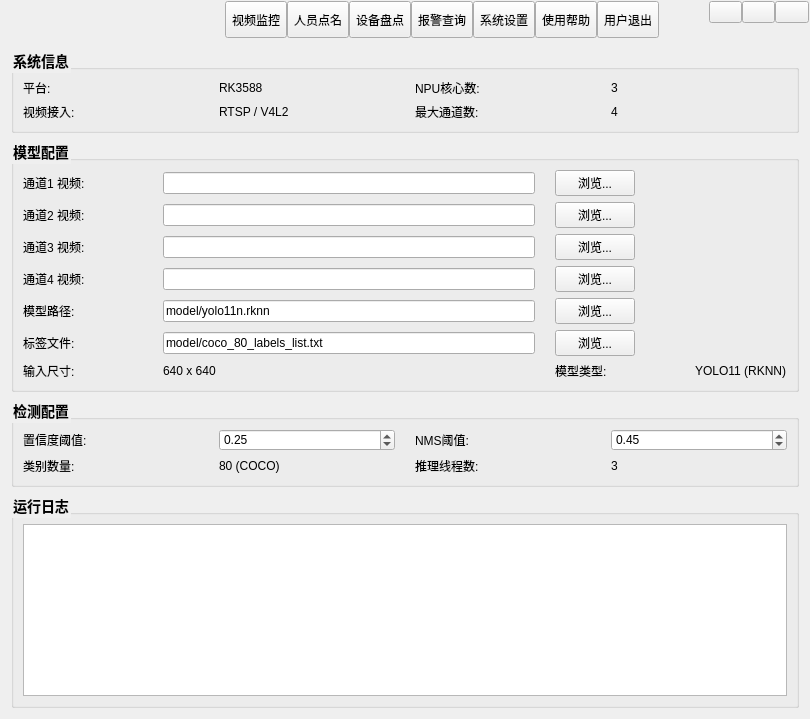
First picture: the form in src/form/frmmain.ui, repository yhbk69/idge, before the edit.
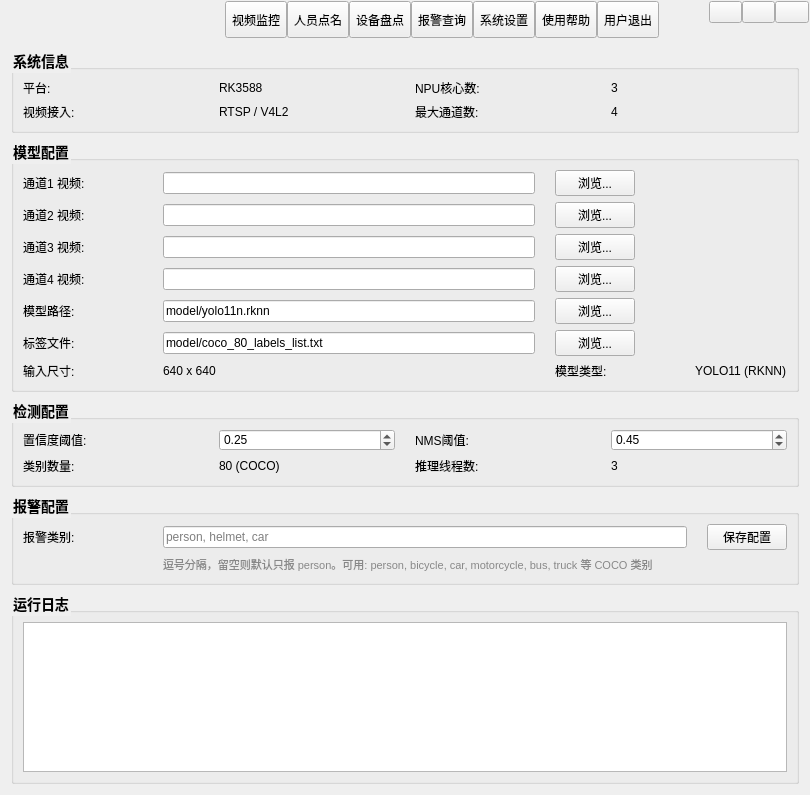
Second picture: the form after the edit. The open tabs and pages were chosen to show the change. Icons and pictures are not drawn. Custom widgets are drawn as their Qt base class.

Commit message: feat: 更新主界面布局和功能

Diff of the .ui file:
```diff
--- a/src/form/frmmain.ui
+++ b/src/form/frmmain.ui
@@ -1151,6 +1151,67 @@
                                     </layout>
                                 </widget>
                             </item>
+                            <item>
+                                <widget class="QGroupBox" name="grpAlarmConfig">
+                                    <property name="title">
+                                        <string>报警配置</string>
+                                    </property>
+                                    <layout class="QGridLayout" name="gridLayout_alarm">
+                                        <property name="horizontalSpacing">
+                                            <number>20</number>
+                                        </property>
+                                        <property name="verticalSpacing">
+                                            <number>6</number>
+                                        </property>
+                                        <item row="0" column="0">
+                                            <widget class="QLabel" name="labAlarmClasses">
+                                                <property name="text">
+                                                    <string>报警类别:</string>
+                                                </property>
+                                                <property name="minimumSize">
+                                                    <size>
+                                                        <width>120</width>
+                                                        <height>0</height>
+                                                    </size>
+                                                </property>
+                                            </widget>
+                                        </item>
+                                        <item row="0" column="1">
+                                            <widget class="QLineEdit" name="editAlarmClasses">
+                                                <property name="placeholderText">
+                                                    <string>person, helmet, car</string>
+                                                </property>
+                                            </widget>
+                                        </item>
+                                        <item row="0" column="2">
+                                            <widget class="QPushButton" name="btnSaveAlarmClasses">
+                                                <property name="text">
+                                                    <string>保存配置</string>
+                                                </property>
+                                                <property name="minimumSize">
+                                                    <size>
+                                                        <width>80</width>
+                                                        <height>0</height>
+                                                    </size>
+                                                </property>
+                                            </widget>
+                                        </item>
+                                        <item row="1" column="1">
+                                            <widget class="QLabel" name="labAlarmHint">
+                                                <property name="text">
+                                                    <string>逗号分隔，留空则默认只报 person。可用: person, bicycle, car, motorcycle, bus, truck 等 COCO 类别</string>
+                                                </property>
+                                                <property name="styleSheet">
+                                                    <string>color: #888; font-size: 11px;</string>
+                                                </property>
+                                                <property name="wordWrap">
+                                                    <bool>true</bool>
+                                                </property>
+                                            </widget>
+                                        </item>
+                                    </layout>
+                                </widget>
+                            </item>
                             <item>
                                 <widget class="QGroupBox" name="grpLog">
                                     <property name="title">
```
The commit also changes 1 other file.
